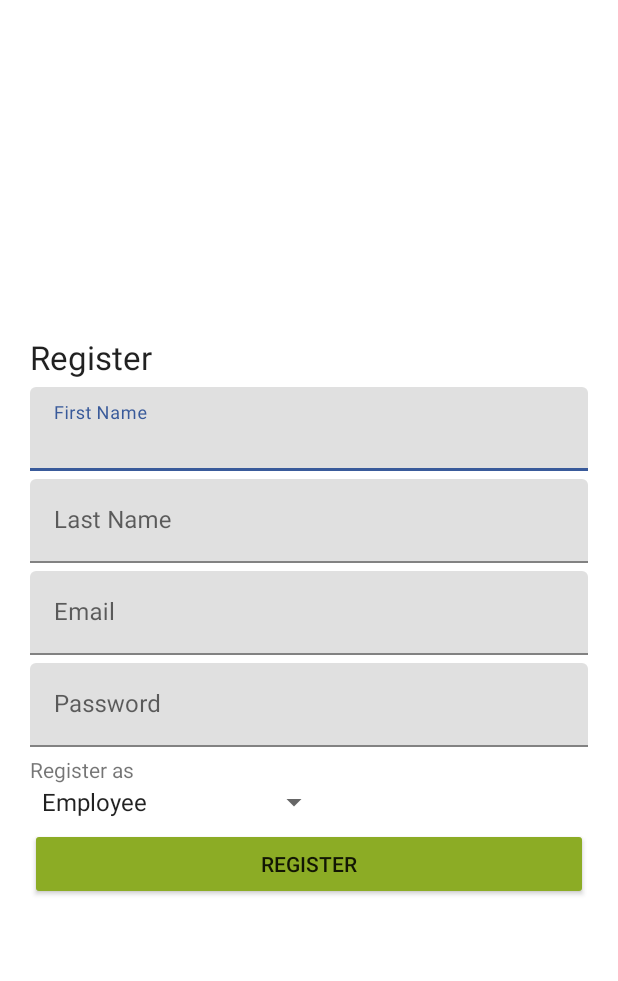
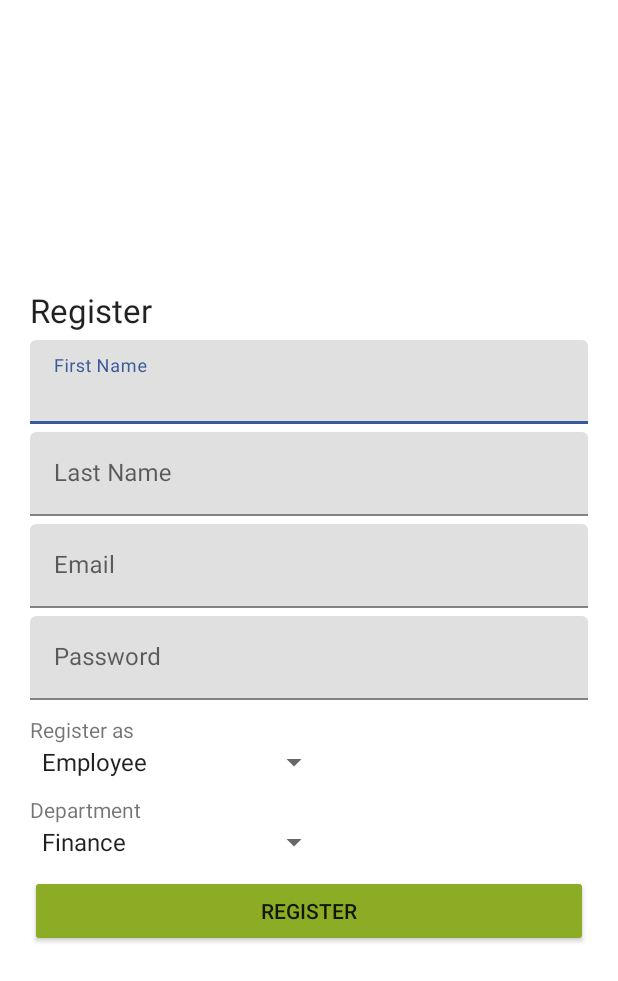
Before and after one commit to Poojamangalam/CentennialHelper, an Android app: the RegisterActivity screen opened directly, with no data from a screen before it, on a phone screen of 412 x 824 dp. Shown: the top 981 px of the screen. Run offline under Robolectric (Android 15) with nearby library versions, the phone set to English and light mode, and no system bars; our stand-ins replace Firebase (no records; nobody signed in at launch, a user with empty details on screens opened directly).

Commit message:
bug fixed.

```diff
--- a/app/src/main/java/com/team2/centennial_helper/common/RegisterActivity.java
+++ b/app/src/main/java/com/team2/centennial_helper/common/RegisterActivity.java
@@ -5,10 +5,12 @@ import androidx.annotation.NonNull;
 import android.os.Bundle;
 import android.content.Intent;
 import android.view.View;
+import android.widget.AdapterView;
 import android.widget.ArrayAdapter;
 import android.widget.Button;
 import android.widget.EditText;
 import android.widget.Spinner;
+import android.widget.TextView;
 import android.widget.Toast;
 
 import com.google.android.gms.tasks.OnCompleteListener;
@@ -33,7 +35,8 @@ public class RegisterActivity extends Activity {
     private EditText mFirstName, mLastName, mEmail, mPw;
     private FirebaseAuth mAuth;
     private DatabaseReference myRef = Util.database.getReference("users");
-    private Spinner chooseUser;
+    private Spinner chooseUser, chooseDepartment;
+    private TextView departmentLabel;
 
     @Override
     protected void onCreate(Bundle savedInstanceState) {
@@ -41,7 +44,6 @@ public class RegisterActivity extends Activity {
         setContentView(R.layout.activity_register);
 
         mAuth = FirebaseAuth.getInstance();
-
         initUi();
     }
 
@@ -53,6 +55,8 @@ public class RegisterActivity extends Activity {
         mPw = findViewById(R.id.txt_password);
         register = findViewById(R.id.btn_register);
         chooseUser = findViewById(R.id.chooseUserType);
+        chooseDepartment = findViewById(R.id.chooseDepartment);
+        departmentLabel = findViewById(R.id.departmentLabel);
 
         List<String> userTypes = new ArrayList<String>();
         userTypes.add("Employee");
@@ -62,6 +66,35 @@ public class RegisterActivity extends Activity {
         dataAdapter.setDropDownViewResource(android.R.layout.simple_spinner_dropdown_item);
         chooseUser.setAdapter(dataAdapter);
 
+        chooseUser.setOnItemSelectedListener(new AdapterView.OnItemSelectedListener() {
+            @Override
+            public void onItemSelected(AdapterView<?> parent, View view, int position, long id) {
+
+                if(position == 0){
+                    chooseDepartment.setVisibility(View.VISIBLE);
+                    departmentLabel.setVisibility(View.VISIBLE);
+                }
+                else {
+                    chooseDepartment.setVisibility(View.GONE);
+                    departmentLabel.setVisibility(View.GONE);
+                }
+            }
+
+            @Override
+            public void onNothingSelected(AdapterView<?> parent) {
+
+            }
+        });
+
+        List<String> departmentType = new ArrayList<String>();
+        departmentType.add("Finance");
+        departmentType.add("Time Table Change");
+        departmentType.add("Add/Drop a course");
+
+        ArrayAdapter<String> dataAdapter1 = new ArrayAdapter<String>(this,
+                android.R.layout.simple_spinner_item, departmentType);
+        dataAdapter1.setDropDownViewResource(android.R.layout.simple_spinner_dropdown_item);
+        chooseDepartment.setAdapter(dataAdapter1);
 
         register.setOnClickListener(new View.OnClickListener() {
             @Override
@@ -116,6 +149,7 @@ public class RegisterActivity extends Activity {
 
         if(chooseUser.getSelectedItemPosition() == 0){
             user.setUserType(0);
+            user.setDepartment(chooseDepartment.getSelectedItemPosition());
             myRef.child("employee/"+FirebaseAuth.getInstance().getUid()).setValue(user);
             myRef.child("usertype/"+FirebaseAuth.getInstance().getUid()).setValue(0);
             startActivity(new Intent(RegisterActivity.this, EmployeeHomeActivity.class));
@@ -123,6 +157,7 @@ public class RegisterActivity extends Activity {
         }
         else {
             user.setUserType(1);
+            user.setDepartment(-1);
             myRef.child("student/"+FirebaseAuth.getInstance().getUid()).setValue(user);
             myRef.child("usertype/"+FirebaseAuth.getInstance().getUid()).setValue(1);
             startActivity(new Intent(RegisterActivity.this, StudentHomeActivity.class));
--- a/app/src/main/java/com/team2/centennial_helper/student/StudentHomeActivity.java
+++ b/app/src/main/java/com/team2/centennial_helper/student/StudentHomeActivity.java
@@ -11,6 +11,7 @@ import com.google.firebase.auth.FirebaseAuth;
 import com.google.firebase.database.DataSnapshot;
 import com.google.firebase.database.DatabaseError;
 import com.google.firebase.database.ValueEventListener;
+import com.team2.centennial_helper.MainActivity;
 import com.team2.centennial_helper.R;
 import com.team2.centennial_helper.common.LoginActivity;
 import com.team2.centennial_helper.pojo.User;
@@ -52,7 +53,7 @@ public class StudentHomeActivity extends Activity {
             public void onClick(View v) {
                 FirebaseAuth.getInstance().signOut();
                 Util.setSharedPref(StudentHomeActivity.this, -1);
-                startActivity(new Intent(StudentHomeActivity.this,LoginActivity.class));
+                startActivity(new Intent(StudentHomeActivity.this,MainActivity.class));
                 finish();
             }
         });
--- a/app/src/main/res/layout/activity_register.xml
+++ b/app/src/main/res/layout/activity_register.xml
@@ -73,7 +73,7 @@
             android:layout_width="wrap_content"
             android:layout_height="wrap_content"
             android:text="Register as"
-            android:layout_marginTop="5dp"
+            android:layout_marginTop="10dp"
             />
         <Spinner
             android:layout_width="200dp"
@@ -82,12 +82,26 @@
 
             />
 
+        <TextView
+            android:layout_width="wrap_content"
+            android:layout_height="wrap_content"
+            android:id="@+id/departmentLabel"
+            android:text="Department"
+            android:layout_marginTop="10dp"
+            />
+        <Spinner
+            android:layout_width="200dp"
+            android:layout_height="wrap_content"
+            android:id="@+id/chooseDepartment"
+
+            />
+
         <Button
             android:id="@+id/btn_register"
             android:layout_width="match_parent"
             android:layout_height="wrap_content"
             android:text="Register"
-            android:layout_marginTop="5dp"
+            android:layout_marginTop="10dp"
             />
     </LinearLayout>
 
```
Also changed, not shown: app/src/main/java/com/team2/centennial_helper/employee/EmployeeHomeActivity.java (+39 -11 lines), app/src/main/java/com/team2/centennial_helper/pojo/User.java (+9 -1 lines), app/src/main/java/com/team2/centennial_helper/student/DisplayTickets.java (+41 -11 lines), app/src/main/res/layout/activity_employee_home.xml (+19 -1 lines).
